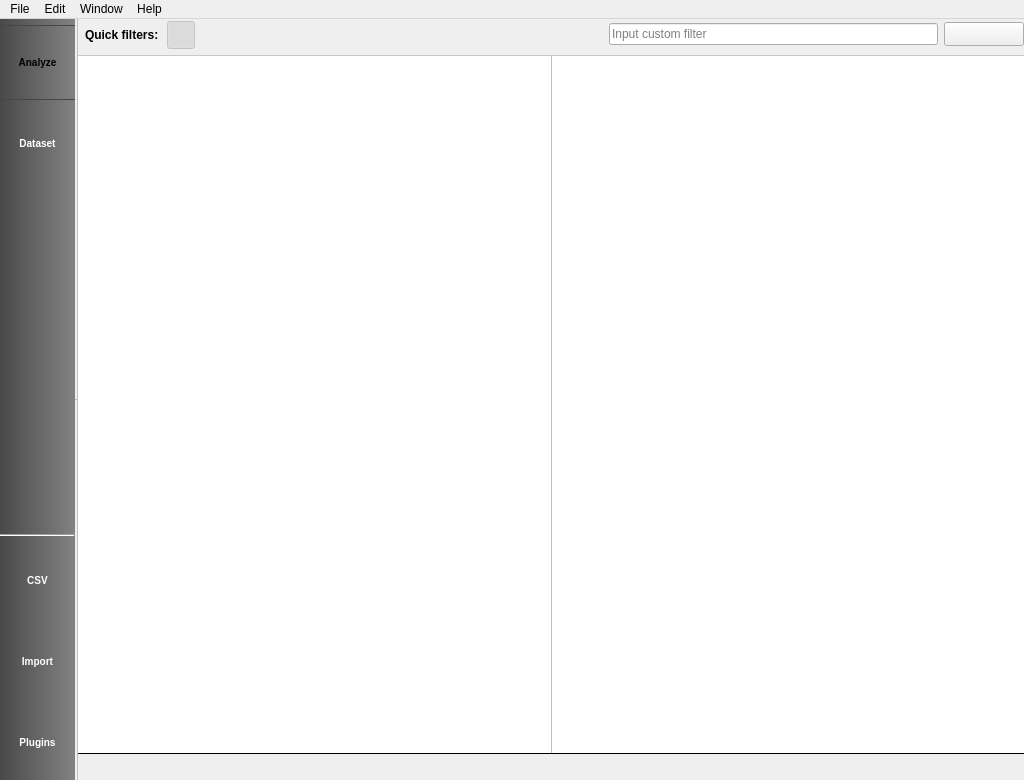
This is plugins/perspective/GraphPerspective/designer/GraphPerspectiveMainWindow.ui in vadivelselvaraj/TulipGLImprovement as Qt 5 draws it before an edit. The edited form follows.
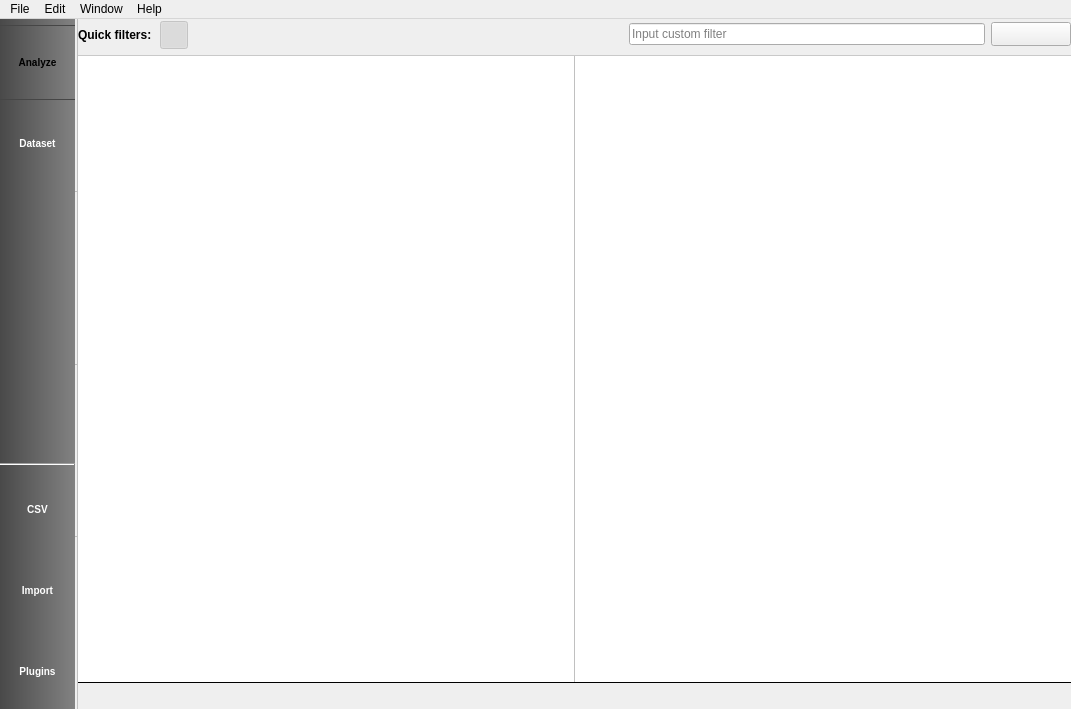
This is the edited form. The open tabs and pages were chosen to show the change. Icons and pictures are not drawn. Custom widgets are drawn as their Qt base class.

Commit message: Use dock widgets in all workspace modes

What changed in the file:
```diff
--- a/plugins/perspective/GraphPerspective/designer/GraphPerspectiveMainWindow.ui
+++ b/plugins/perspective/GraphPerspective/designer/GraphPerspectiveMainWindow.ui
@@ -6,8 +6,8 @@
    <rect>
     <x>0</x>
     <y>0</y>
-    <width>1024</width>
-    <height>780</height>
+    <width>1071</width>
+    <height>709</height>
    </rect>
   </property>
   <property name="contextMenuPolicy">
@@ -163,7 +163,7 @@
   <property name="dockOptions">
    <set>QMainWindow::AllowNestedDocks|QMainWindow::AnimatedDocks</set>
   </property>
-  <widget class="QWidget" name="mainWidget">
+  <widget class="QWidget" name="appWidget">
    <layout class="QHBoxLayout" name="horizontalLayout">
     <property name="spacing">
      <number>0</number>
@@ -366,7 +366,7 @@
         </spacer>
        </item>
        <item>
-        <widget class="Line" name="line_2">
+        <widget class="Line" name="modesSeparator">
          <property name="orientation">
           <enum>Qt::Horizontal</enum>
          </property>
@@ -472,12 +472,14 @@
      </widget>
     </item>
     <item>
-     <widget class="QStackedWidget" name="centralWidget">
-      <property name="currentIndex">
-       <number>1</number>
+     <widget class="QWidget" name="mainWidget" native="true">
+      <property name="minimumSize">
+       <size>
+        <width>500</width>
+        <height>0</height>
+       </size>
       </property>
-      <widget class="QWidget" name="visualizeModePage">
-       <layout class="QVBoxLayout" name="visualizeModeVLayout">
+      <layout class="QVBoxLayout" name="verticalLayout_7">
         <property name="spacing">
          <number>0</number>
         </property>
@@ -485,16 +487,7 @@
          <number>0</number>
         </property>
         <item>
-         <widget class="QWidget" name="visualizeModeCentralWidget" native="true">
-          <layout class="QHBoxLayout" name="horizontalLayout_2">
-           <property name="spacing">
-            <number>0</number>
-           </property>
-           <property name="margin">
-            <number>0</number>
-           </property>
-           <item>
-            <widget class="QSplitter" name="workspaceSplitter">
+        <widget class="QSplitter" name="mainSplitter">
              <property name="orientation">
               <enum>Qt::Horizontal</enum>
              </property>
@@ -502,7 +495,7 @@
               <number>1</number>
              </property>
              <widget class="QWidget" name="docksWidget" native="true">
-              <layout class="QVBoxLayout" name="verticalLayout">
+          <layout class="QVBoxLayout" name="verticalLayout_8">
                <property name="spacing">
                 <number>0</number>
                </property>
@@ -517,89 +510,18 @@
                  <property name="handleWidth">
                   <number>1</number>
                  </property>
-                 <widget class="AlgorithmRunner" name="algorithmRunner" native="true">
-                  <property name="sizePolicy">
-                   <sizepolicy hsizetype="Preferred" vsizetype="Expanding">
-                    <horstretch>0</horstretch>
-                    <verstretch>0</verstretch>
-                   </sizepolicy>
-                  </property>
-                 </widget>
-                 <widget class="FiltersManager" name="filtersManager" native="true">
-                  <property name="sizePolicy">
-                   <sizepolicy hsizetype="Preferred" vsizetype="Expanding">
-                    <horstretch>0</horstretch>
-                    <verstretch>0</verstretch>
-                   </sizepolicy>
-                  </property>
-                 </widget>
-                 <widget class="GraphHierarchiesEditor" name="graphHierarchiesEditor" native="true">
-                  <property name="sizePolicy">
-                   <sizepolicy hsizetype="Preferred" vsizetype="Expanding">
-                    <horstretch>0</horstretch>
-                    <verstretch>0</verstretch>
-                   </sizepolicy>
-                  </property>
-                 </widget>
-                </widget>
+             <widget class="AlgorithmRunner" name="algorithmRunner" native="true"/>
+             <widget class="FiltersManager" name="filtersManager" native="true"/>
+             <widget class="GraphPropertiesEditor" name="propertiesEditor" native="true"/>
+             <widget class="GraphHierarchiesEditor" name="graphHierarchiesEditor" native="true"/>
+            </widget>
                </item>
               </layout>
              </widget>
-             <widget class="tlp::Workspace" name="workspace" native="true">
-              <property name="sizePolicy">
-               <sizepolicy hsizetype="Expanding" vsizetype="Expanding">
-                <horstretch>0</horstretch>
-                <verstretch>0</verstretch>
-               </sizepolicy>
-              </property>
-             </widget>
-            </widget>
-           </item>
-          </layout>
-         </widget>
-        </item>
-       </layout>
-      </widget>
+         <widget class="QStackedWidget" name="centralWidget">
+          <widget class="tlp::Workspace" name="workspace" native="true"/>
       <widget class="QWidget" name="datasetModePage">
-       <layout class="QVBoxLayout" name="verticalLayout_3">
-        <property name="margin">
-         <number>0</number>
-        </property>
-        <item>
-         <widget class="QSplitter" name="datasetHorizontalSplitter">
-          <property name="orientation">
-           <enum>Qt::Horizontal</enum>
-          </property>
-          <property name="handleWidth">
-           <number>1</number>
-          </property>
-          <widget class="QWidget" name="datasetDocksWidget" native="true">
-           <layout class="QVBoxLayout" name="verticalLayout_4">
-            <property name="margin">
-             <number>0</number>
-            </property>
-            <item>
-             <widget class="QSplitter" name="datasetDockSplitter">
-              <property name="orientation">
-               <enum>Qt::Vertical</enum>
-              </property>
-              <property name="handleWidth">
-               <number>1</number>
-              </property>
-              <widget class="GraphPropertiesEditor" name="datasetPropertiesEditor" native="true"/>
-              <widget class="GraphHierarchiesEditor" name="datasetGraphEditor" native="true"/>
-             </widget>
-            </item>
-           </layout>
-          </widget>
-          <widget class="QWidget" name="datasetWorkspace" native="true">
-           <property name="styleSheet">
-            <string notr="true">QTableView {
-background-color: white;
-border: 0px;
-}</string>
-           </property>
-           <layout class="QVBoxLayout" name="verticalLayout_5">
+           <layout class="QVBoxLayout" name="verticalLayout">
             <property name="spacing">
              <number>0</number>
             </property>
@@ -683,21 +605,6 @@
                 <number>5</number>
                </property>
                <item>
-                <layout class="QHBoxLayout" name="horizontalLayout_4">
-                 <property name="spacing">
-                  <number>0</number>
-                 </property>
-                 <property name="rightMargin">
-                  <number>0</number>
-                 </property>
-                 <item>
-                  <widget class="QLabel" name="label">
-                   <property name="pixmap">
-                    <pixmap resource="../resources/GraphPerspective.qrc">:/tulip/graphperspective/icons/22/edit-find.png</pixmap>
-                   </property>
-                  </widget>
-                 </item>
-                 <item>
                   <widget class="QLabel" name="label_2">
                    <property name="styleSheet">
                     <string notr="true">font: bold;</string>
@@ -707,8 +614,6 @@
                    </property>
                   </widget>
                  </item>
-                </layout>
-               </item>
                <item>
                 <widget class="QPushButton" name="datasetNodesToggle">
                  <property name="enabled">
@@ -925,9 +830,9 @@
            </layout>
           </widget>
          </widget>
-        </item>
-       </layout>
-      </widget>
+        </widget>
+       </item>
+      </layout>
      </widget>
     </item>
    </layout>
@@ -937,7 +842,7 @@
     <rect>
      <x>0</x>
      <y>0</y>
-     <width>1024</width>
+     <width>1071</width>
      <height>21</height>
     </rect>
    </property>
```
Lines whose indentation alone changed are shown as unchanged. The commit also changes 6 other files.
